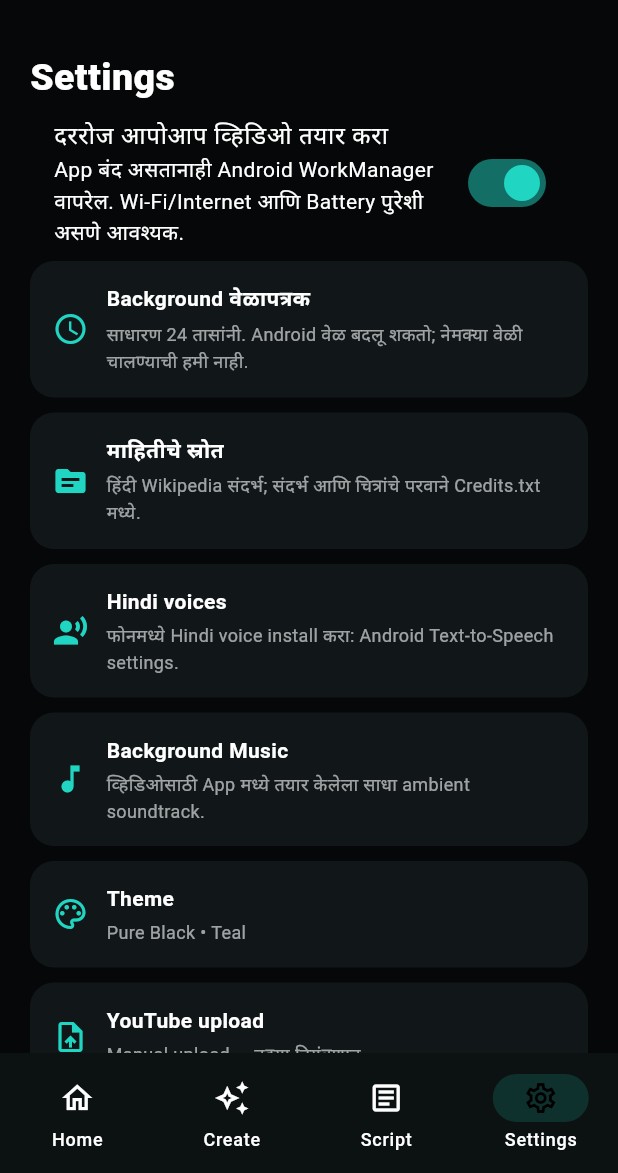
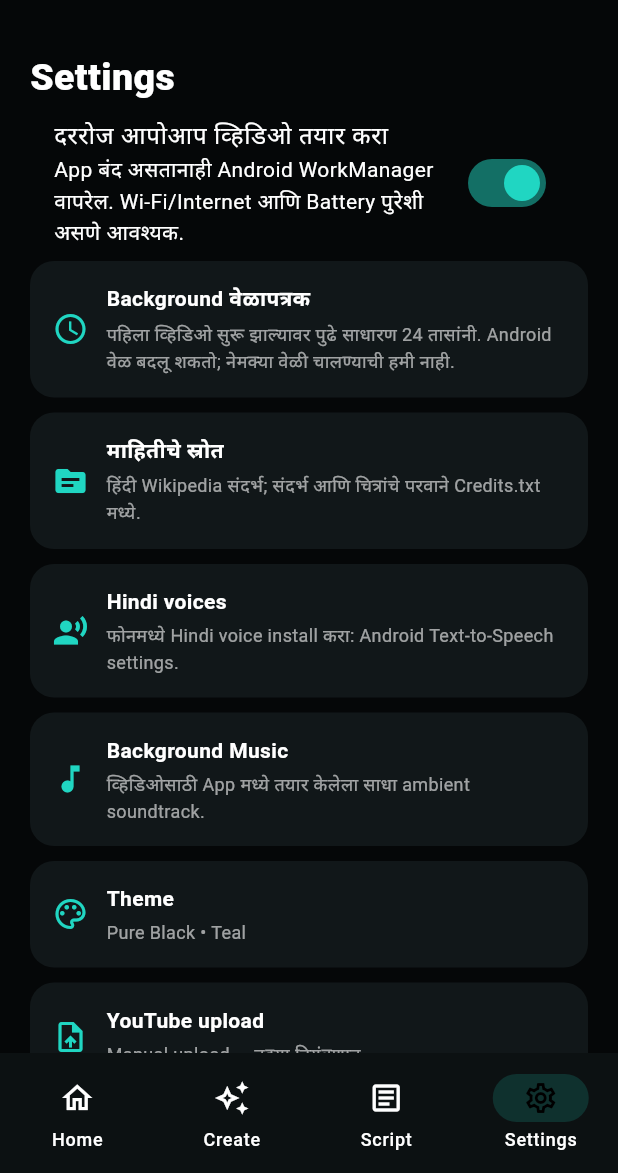
Before and after one commit to Akshaynakhale358/-MotivaAI, a Flutter app: the screen it shows after launch, item 4 of the bottom bar chosen, after a tap on "दररोज आपोआप व्हिडिओ तयार करा", on a phone screen of 412 x 824 dp, the part 63-1236 px from its top. Run offline on Flutter 3.47's test engine with Material 3 defaults, Android fonts, the phone set to English and light mode, and no system bars; our stand-ins replace flutter_tts, shared_preferences; missing offline and left inert: ffmpeg_kit_flutter_new_full, file_saver, workmanager; statements that could not run were skipped.

Commit message:
Start first scheduled video immediately and repeat every 24 hours

```diff
--- a/lib/main.dart
+++ b/lib/main.dart
@@ -97,14 +97,18 @@ class _HomeState extends State<Home> {
     final p=await SharedPreferences.getInstance();
     await p.setBool('daily_auto',enabled);
     if(enabled) {
+      final constraints=Constraints(networkType:NetworkType.connected,requiresBatteryNotLow:true);
+      final foreground=ForegroundServiceConfig(notificationTitle:'MotivaAI',notificationText:'आजचा नवीन Mystery व्हिडिओ तयार होत आहे.',notificationChannelName:'MotivaAI Video Generation',foregroundServiceType:ForegroundServiceType.dataSync);
+      await Workmanager().registerOneOffTask('motiva_first_generation',dailyTaskName,
+        existingWorkPolicy:ExistingWorkPolicy.keep,constraints:constraints,foregroundServiceConfig:foreground);
       await Workmanager().registerPeriodicTask(dailyUniqueName,dailyTaskName,
-        frequency:const Duration(hours:24),
+        frequency:const Duration(hours:24),initialDelay:const Duration(hours:24),
         existingPeriodicWorkPolicy:ExistingPeriodicWorkPolicy.update,
-        constraints:Constraints(networkType:NetworkType.connected,requiresBatteryNotLow:true),
-        foregroundServiceConfig:ForegroundServiceConfig(notificationTitle:'MotivaAI',notificationText:'आजचा नवीन Mystery व्हिडिओ तयार होत आहे.',notificationChannelName:'MotivaAI Video Generation',foregroundServiceType:ForegroundServiceType.dataSync));
-      await p.setString('daily_status','रोजच्या स्वयंचलित निर्मितीचे वेळापत्रक सुरू आहे. Android योग्य वेळी चालवेल.');
+        constraints:constraints,foregroundServiceConfig:foreground);
+      await p.setString('daily_status','पहिला व्हिडिओ Background मध्ये सुरू होईल; नंतर साधारण 24 तासांनी नवीन व्हिडिओ तयार होईल.');
     } else {
       await Workmanager().cancelByUniqueName(dailyUniqueName);
+      await Workmanager().cancelByUniqueName('motiva_first_generation');
       await p.setString('daily_status','स्वयंचलित निर्मिती बंद आहे.');
     }
     if(mounted)setState(()=>autoDaily=enabled);
@@ -226,7 +230,7 @@ class _HomeState extends State<Home> {
   Widget settings()=>ListView(padding:const EdgeInsets.all(20),children:[
     const Text('Settings',style:TextStyle(fontSize:25,fontWeight:FontWeight.w800)),
     SwitchListTile(value:autoDaily,activeColor:teal,title:const Text('दररोज आपोआप व्हिडिओ तयार करा'),subtitle:const Text('App बंद असतानाही Android WorkManager वापरेल. Wi-Fi/Internet आणि Battery पुरेशी असणे आवश्यक.'),onChanged:(v)=>scheduleDaily(v)),
-    info(Icons.schedule,'Background वेळापत्रक','साधारण 24 तासांनी. Android वेळ बदलू शकतो; नेमक्या वेळी चालण्याची हमी नाही.'),
+    info(Icons.schedule,'Background वेळापत्रक','पहिला व्हिडिओ सुरू झाल्यावर पुढे साधारण 24 तासांनी. Android वेळ बदलू शकतो; नेमक्या वेळी चालण्याची हमी नाही.'),
     info(Icons.source,'माहितीचे स्रोत','हिंदी Wikipedia संदर्भ; संदर्भ आणि चित्रांचे परवाने Credits.txt मध्ये.'),
     if(hindiVoices.isEmpty)info(Icons.record_voice_over,'Hindi voices','फोनमध्ये Hindi voice install करा: Android Text-to-Speech settings.'),
     if(hindiVoices.isNotEmpty)voicePicker('पुरुष आवाज निवडा / Preview',maleVoice,true),
```
